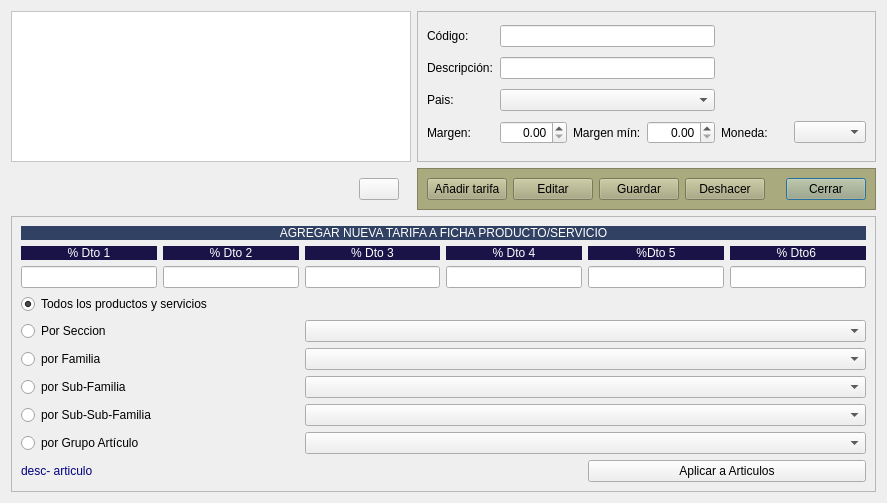
Qt form Almacen/frmtipostarifa.ui (arcnexus/RedFoX) before a commit.
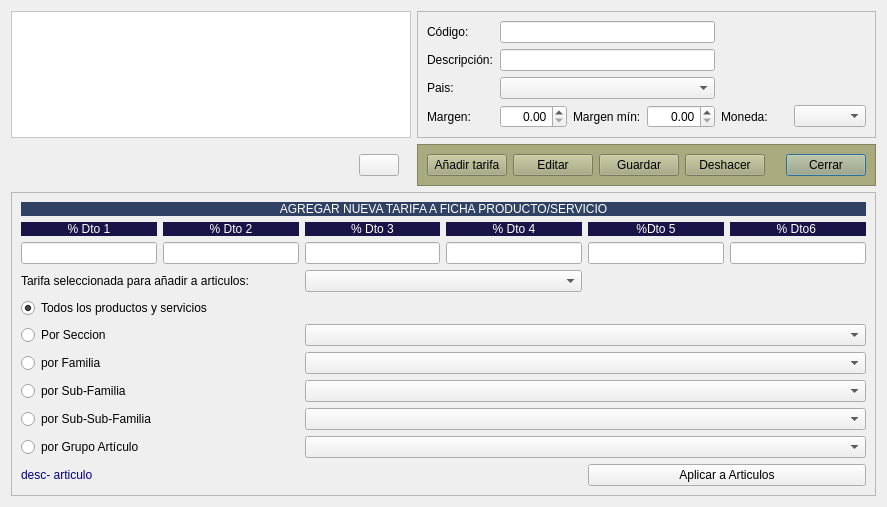
The same form after that commit. Icons and pictures are not drawn.

Commit message: fallback a tabla articulos si viewArticulos esta vacia @frmArticulos fix divisa-tarifas @frmEmpresa fix idEmpresa @Configuracion change serie por defecto de '1' -> 'A'

What changed in the file:
```diff
--- a/Almacen/frmtipostarifa.ui
+++ b/Almacen/frmtipostarifa.ui
@@ -299,70 +299,24 @@
       <enum>QFrame::Raised</enum>
      </property>
      <layout class="QGridLayout" name="gridLayout_4">
-      <item row="6" column="0">
-       <widget class="QRadioButton" name="radSubfamilia">
-        <property name="text">
-         <string>por Sub-Familia</string>
-        </property>
-       </widget>
+      <item row="7" column="1" colspan="2">
+       <widget class="QComboBox" name="cboSubFamilia"/>
       </item>
-      <item row="0" column="0" colspan="3">
-       <widget class="QLabel" name="label_12">
-        <property name="maximumSize">
-         <size>
-          <width>16777215</width>
-          <height>20</height>
-         </size>
-        </property>
-        <property name="styleSheet">
-         <string notr="true">background: #304163;
-color: rgb(255,255,255);</string>
-        </property>
+      <item row="5" column="0">
+       <widget class="QRadioButton" name="radSeccion">
         <property name="text">
-         <string>AGREGAR NUEVA TARIFA A FICHA PRODUCTO/SERVICIO</string>
+         <string>Por Seccion</string>
         </property>
-        <property name="alignment">
-         <set>Qt::AlignCenter</set>
-        </property>
        </widget>
       </item>
-      <item row="9" column="2">
+      <item row="10" column="2">
        <widget class="QPushButton" name="btnAgregarTarifa">
         <property name="text">
          <string>Aplicar a Articulos</string>
         </property>
        </widget>
       </item>
-      <item row="5" column="0">
-       <widget class="QRadioButton" name="radFamilia">
-        <property name="text">
-         <string>por Familia</string>
-        </property>
-       </widget>
-      </item>
-      <item row="8" column="1" colspan="2">
-       <widget class="QComboBox" name="cboGrupoArticulo"/>
-      </item>
-      <item row="5" column="1" colspan="2">
-       <widget class="QComboBox" name="cboFamilia"/>
-      </item>
-      <item row="2" column="0" colspan="2">
-       <widget class="QRadioButton" name="radTodos">
-        <property name="text">
-         <string>Todos los productos y servicios</string>
-        </property>
-        <property name="checked">
-         <bool>true</bool>
-        </property>
-       </widget>
-      </item>
-      <item row="4" column="1" colspan="2">
-       <widget class="QComboBox" name="cboSeccion"/>
-      </item>
-      <item row="6" column="1" colspan="2">
-       <widget class="QComboBox" name="cboSubFamilia"/>
-      </item>
-      <item row="9" column="0" colspan="2">
+      <item row="10" column="0" colspan="2">
        <widget class="QLabel" name="lblDescArt">
         <property name="styleSheet">
          <string notr="true">color: rgb(0, 0, 127);</string>
@@ -372,27 +326,10 @@
         </property>
        </widget>
       </item>
-      <item row="4" column="0">
-       <widget class="QRadioButton" name="radSeccion">
+      <item row="6" column="0">
+       <widget class="QRadioButton" name="radFamilia">
         <property name="text">
-         <string>Por Seccion</string>
-        </property>
-       </widget>
-      </item>
-      <item row="7" column="1" colspan="2">
-       <widget class="QComboBox" name="cboSubSubFamilia"/>
-      </item>
-      <item row="7" column="0">
-       <widget class="QRadioButton" name="radSubSubFamilia">
-        <property name="text">
-         <string>por Sub-Sub-Familia</string>
-        </property>
-       </widget>
-      </item>
-      <item row="8" column="0">
-       <widget class="QRadioButton" name="radGrupoArticulo">
-        <property name="text">
-         <string>por Grupo Artículo</string>
+         <string>por Familia</string>
         </property>
        </widget>
       </item>
@@ -502,6 +439,79 @@
         </item>
        </layout>
       </item>
+      <item row="3" column="0" colspan="2">
+       <widget class="QRadioButton" name="radTodos">
+        <property name="text">
+         <string>Todos los productos y servicios</string>
+        </property>
+        <property name="checked">
+         <bool>true</bool>
+        </property>
+       </widget>
+      </item>
+      <item row="8" column="1" colspan="2">
+       <widget class="QComboBox" name="cboSubSubFamilia"/>
+      </item>
+      <item row="7" column="0">
+       <widget class="QRadioButton" name="radSubfamilia">
+        <property name="text">
+         <string>por Sub-Familia</string>
+        </property>
+       </widget>
+      </item>
+      <item row="5" column="1" colspan="2">
+       <widget class="QComboBox" name="cboSeccion"/>
+      </item>
+      <item row="8" column="0">
+       <widget class="QRadioButton" name="radSubSubFamilia">
+        <property name="text">
+         <string>por Sub-Sub-Familia</string>
+        </property>
+       </widget>
+      </item>
+      <item row="6" column="1" colspan="2">
+       <widget class="QComboBox" name="cboFamilia"/>
+      </item>
+      <item row="9" column="0">
+       <widget class="QRadioButton" name="radGrupoArticulo">
+        <property name="text">
+         <string>por Grupo Artículo</string>
+        </property>
+       </widget>
+      </item>
+      <item row="9" column="1" colspan="2">
+       <widget class="QComboBox" name="cboGrupoArticulo"/>
+      </item>
+      <item row="0" column="0" colspan="3">
+       <widget class="QLabel" name="label_12">
+        <property name="maximumSize">
+         <size>
+          <width>16777215</width>
+          <height>20</height>
+         </size>
+        </property>
+        <property name="styleSheet">
+         <string notr="true">background: #304163;
+color: rgb(255,255,255);</string>
+        </property>
+        <property name="text">
+         <string>AGREGAR NUEVA TARIFA A FICHA PRODUCTO/SERVICIO</string>
+        </property>
+        <property name="alignment">
+         <set>Qt::AlignCenter</set>
+        </property>
+       </widget>
+      </item>
+      <item row="2" column="0">
+       <widget class="QLabel" name="label_11">
+        <property name="text">
+         <string>Tarifa seleccionada para añadir a articulos:</string>
+        </property>
+       </widget>
+      </item>
+      <item row="2" column="1">
+       <widget class="QComboBox" name="comboTarifa"/>
+      </item>
      </layout>
     </widget>
    </item>
```
The commit also changes 7 other files.
